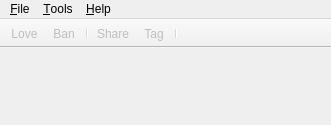
Old version of the form app/client/widgets/MainWindow.ui in the repository dougma/lastfm-desktop.
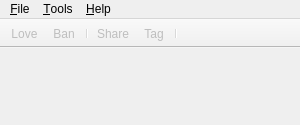
New version of the form. Icons and pictures are not drawn.

```diff
--- a/app/client/widgets/MainWindow.ui
+++ b/app/client/widgets/MainWindow.ui
@@ -5,7 +5,7 @@
    <rect>
     <x>0</x>
     <y>0</y>
-    <width>331</width>
+    <width>300</width>
     <height>125</height>
    </rect>
   </property>
```
